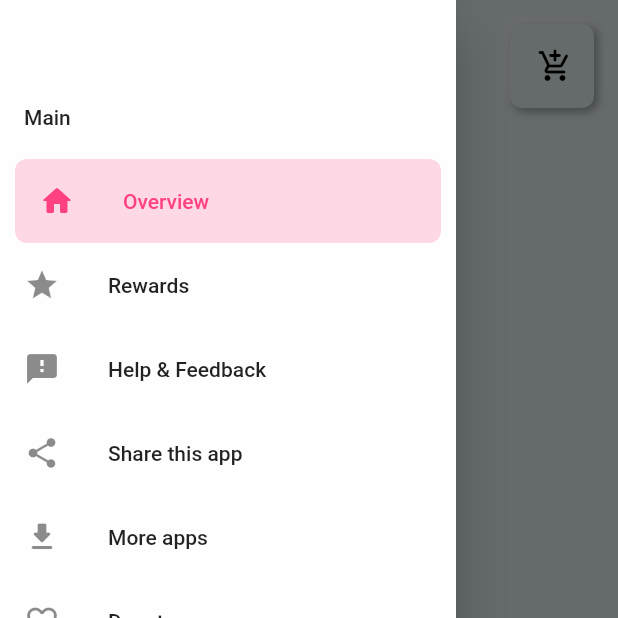
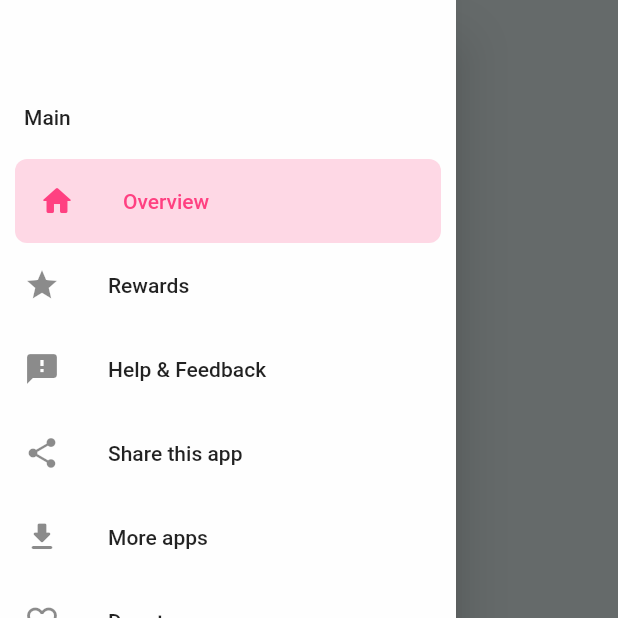
Before and after one commit to AryanKuAg/never_again, a Flutter app: the ChatScreen screen opened directly, with the side drawer open, on a phone screen of 412 x 824 dp, the top half of it. Run offline on Flutter 3.47's test engine with Material 2 defaults, Android fonts, the phone set to English and light mode, and no system bars; drawn by our look-alikes of flutter_neumorphic; our stand-ins replace avatar_glow, cloud_firestore, double_back_to_close_app, firebase_auth, firebase_core, firebase_storage and 8 more; missing offline and left inert: quotes; accounts and stored records are empty.

```diff
--- a/lib/provider/chatDataLogic.dart
+++ b/lib/provider/chatDataLogic.dart
@@ -17,7 +17,6 @@ class ChatDataLogic with ChangeNotifier {
   Future<List> getAllReportCard({BuildContext ctx}) async {
     final allDocs = await _fireStore.collection('users').limit(50).get();
 
-    // print(allDocs.docs[0].id);
     print('-------START-------');
     await Future.forEach(allDocs.docs, (e) async {
       // list of docs of reportcard data
--- a/lib/provider/rewardsList.dart
+++ b/lib/provider/rewardsList.dart
@@ -3,18 +3,18 @@ import 'package:never_again/models/rewardModel.dart';
 final List<RewardModel> rewardList = <RewardModel>[
   RewardModel(
       id: 'angle',
-      about: 'Welcome Eagle | Welcome Reward For Your Better Life',
+      about: 'Welcome Eagle | Welcome Reward For Your Decision',
       myDuration: Duration(seconds: 10),
       rewardImage: 'asset/rewards/angle.png'),
   RewardModel(
       id: 'skull',
       about: 'Fighter Skull | 1 Day No Masturbation Reward',
-      myDuration: Duration(seconds: 20),
+      myDuration: Duration(days: 1),
       rewardImage: 'asset/rewards/skull.png'),
   RewardModel(
       id: 'reskull',
       about: 'Pirates Hat | 2 Days No Masturbation Reward',
-      myDuration: Duration(seconds: 30),
+      myDuration: Duration(days: 2),
       rewardImage: 'asset/rewards/reskull.png'),
   RewardModel(
       id: 'bear',
--- a/lib/screens/HomeScreen.dart
+++ b/lib/screens/HomeScreen.dart
@@ -27,8 +27,9 @@ class _HomeScreenState extends State<HomeScreen> {
           ctx: context,
           myWidgetList: [
             NeumorphicButton(
-              child: Icon(Icons.ac_unit_outlined),
+              child: Icon(Icons.bubble_chart),
               onPressed: () {},
+              duration: Duration(milliseconds: 400),
             ),
           ]),
       body: Container(
@@ -89,6 +90,7 @@ class _HomeScreenState extends State<HomeScreen> {
       width: mediaQuery.width * 0.4,
       height: mediaQuery.height * 0.2,
       child: NeumorphicButton(
+        duration: Duration(milliseconds: 400),
         child: Center(
             child: Text(
           myText,
--- a/lib/screens/chatScreen.dart
+++ b/lib/screens/chatScreen.dart
@@ -30,18 +30,19 @@ class _ChatScreenState extends State<ChatScreen> {
     final mediaQuery = MediaQuery.of(context).size;
 
     return Scaffold(
+        resizeToAvoidBottomPadding: false,
         drawer: MyDrawer(),
         appBar: CustomNeumorphicAppBar(
             ctx: context,
             titleText: 'Chat',
             myWidgetList: [
-              NeumorphicButton(
-                child: Icon(Icons.add_shopping_cart_rounded),
-                onPressed: () {
-                  Navigator.of(context).push(
-                      MaterialPageRoute(builder: (ctx) => ChatStoreScreen()));
-                },
-              )
+              // NeumorphicButton(
+              //               //   child: Icon(Icons.add_shopping_cart_rounded),
+              //               //   onPressed: () {
+              //               //     Navigator.of(context).push(
+              //               //         MaterialPageRoute(builder: (ctx) => ChatStoreScreen()));
+              //               //   },
+              //               // ),
             ]),
         body: FutureBuilder(
           future: ChatDataLogic().getAllReportCard(ctx: context),
@@ -195,62 +196,104 @@ class _ChatScreenState extends State<ChatScreen> {
                                                 fontWeight: FontWeight.bold),
                                           ),
                                         ),
-                                        Container(
-                                          margin: EdgeInsets.all(8),
-                                          child: Row(
-                                            mainAxisSize: MainAxisSize.max,
-                                            children: [
-                                              Expanded(
-                                                child: Container(
-                                                  child: NeumorphicButton(
-                                                    child: Text(
-                                                      'Like',
-                                                      textAlign:
-                                                          TextAlign.center,
-                                                      style: TextStyle(
-                                                          fontWeight:
-                                                              FontWeight.bold),
-                                                    ),
-                                                    onPressed: () {},
-                                                  ),
-                                                  margin: EdgeInsets.all(5),
-                                                ),
-                                              ),
-                                              Expanded(
-                                                child: Container(
-                                                  margin: EdgeInsets.all(5),
-                                                  child: NeumorphicButton(
-                                                    child: Text(
-                                                      'Comment',
-                                                      textAlign:
-                                                          TextAlign.center,
-                                                      style: TextStyle(
-                                                          fontWeight:
-                                                              FontWeight.bold),
-                                                    ),
-                                                    onPressed: () {},
-                                                  ),
-                                                ),
-                                              ),
-                                              Expanded(
-                                                child: Container(
-                                                  margin: EdgeInsets.all(5),
-                                                  child: NeumorphicButton(
-                                                    child: Text(
-                                                      'Save',
-                                                      style: TextStyle(
-                                                          fontWeight:
-                                                              FontWeight.bold),
-                                                      textAlign:
-                                                          TextAlign.center,
-                                                    ),
-                                                    onPressed: () {},
-                                                  ),
-                                                ),
-                                              ),
-                                            ],
-                                          ),
-                                        )
+                                        // Container(
+                                        //   margin: EdgeInsets.all(8),
+                                        //   child: Row(
+                                        //     mainAxisSize: MainAxisSize.max,
+                                        //     children: [
+                                        //       Expanded(
+                                        //         child: Container(
+                                        //           child: NeumorphicButton(
+                                        //             child: Text(
+                                        //               'Like',
+                                        //               textAlign:
+                                        //                   TextAlign.center,
+                                        //               style: TextStyle(
+                                        //                   fontWeight:
+                                        //                       FontWeight.bold),
+                                        //             ),
+                                        //             onPressed: () {},
+                                        //           ),
+                                        //           margin: EdgeInsets.all(5),
+                                        //         ),
+                                        //       ),
+                                        //       Expanded(
+                                        //         child: Container(
+                                        //           margin: EdgeInsets.all(5),
+                                        //           child: NeumorphicButton(
+                                        //             child: Text(
+                                        //               'Comment',
+                                        //               textAlign:
+                                        //                   TextAlign.center,
+                                        //               style: TextStyle(
+                                        //                   fontWeight:
+                                        //                       FontWeight.bold),
+                                        //             ),
+                                        //             onPressed: () {
+                                        //               showModalBottomSheet(
+                                        //                   context: context,
+                                        //                   backgroundColor:
+                                        //                       Colors.white70
+                                        //                           .withOpacity(
+                                        //                               0),
+                                        //                   builder: (ctx) =>
+                                        //                       Container(
+                                        //                         decoration: BoxDecoration(
+                                        //                             color: Colors
+                                        //                                 .white,
+                                        //                             borderRadius:
+                                        //                                 BorderRadius.vertical(
+                                        //                                     top:
+                                        //                                         Radius.circular(20))),
+                                        //                         child: Column(
+                                        //                           mainAxisSize:
+                                        //                               MainAxisSize
+                                        //                                   .min,
+                                        //                           children: [
+                                        //                             Text('hey'),
+                                        //                             Text('hey'),
+                                        //                             Text('hey'),
+                                        //                             Text('hey'),
+                                        //                             Text('hey'),
+                                        //                             Text('hey'),
+                                        //                             Text('hey'),
+                                        //                             Text('hey'),
+                                        //                             Text('hey'),
+                                        //                             Text('hey'),
+                                        //                             Spacer(),
+                                        //                             TextField()
+                                        //                           ],
+                                        //                         ),
+                                        //                       ));
+                                        //             },
+                                        //           ),
+                                        //         ),
+                                        //       ),
+                                        //       Expanded(
+                                        //         child: Container(
+                                        //           margin: EdgeInsets.all(5),
+                                        //           child: NeumorphicButton(
+                                        //             child: Text(
+                                        //               'Save',
+                                        //               style: TextStyle(
+                                        //                   fontWeight:
+                                        //                       FontWeight.bold),
+                                        //               textAlign:
+                                        //                   TextAlign.center,
+                                        //             ),
+                                        //             onPressed: () {},
+                                        //           ),
+                                        //         ),
+                                        //       ),
+                                        //     ],
+                                        //   ),
+                                        // ),
+                                        if (false)
+                                          Neumorphic(
+                                            margin: EdgeInsets.all(10),
+                                            style: NeumorphicStyle(
+                                                shape: NeumorphicShape.concave),
+                                          )
                                       ],
                                     ),
                                   ),
```
Also changed, not shown: lib/screens/profileScreen.dart (+50 -50 lines), lib/screens/statisticsScreen.dart (+22 -0 lines), lib/screens/submitMasturbationData.dart (+8 -0 lines), lib/widgets/reportCardWidget.dart (+50 -50 lines).
